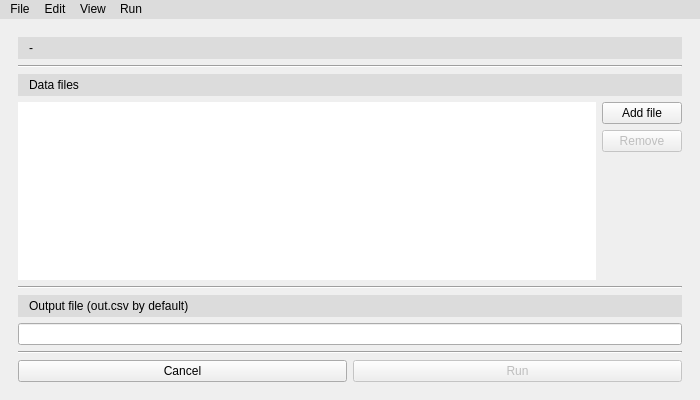
Before: the Qt Designer form gui/ui_files/mainwindow.ui in OSUDSL/pydre, drawn with Qt 5.
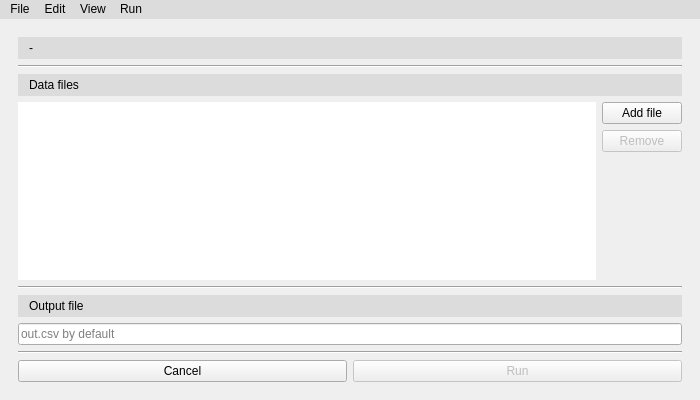
After: the same form once the commit is applied. The open tabs and pages were chosen to show the change. Icons and pictures are not drawn.

Commit message: Added default text for line-edits

```diff
--- a/gui/ui_files/mainwindow.ui
+++ b/gui/ui_files/mainwindow.ui
@@ -417,7 +417,7 @@
 font: 75 10pt &quot;Arial&quot;;</string>
           </property>
           <property name="text">
-           <string>Output file (out.csv by default)</string>
+           <string>Output file</string>
           </property>
          </widget>
         </item>
@@ -426,6 +426,9 @@
           <property name="styleSheet">
            <string notr="true"/>
           </property>
+          <property name="placeholderText">
+           <string>out.csv by default</string>
+          </property>
          </widget>
         </item>
         <item>
```
Left out of the diff: 5 changed lines with no effect on the pictures. The commit also changes 2 other files.
